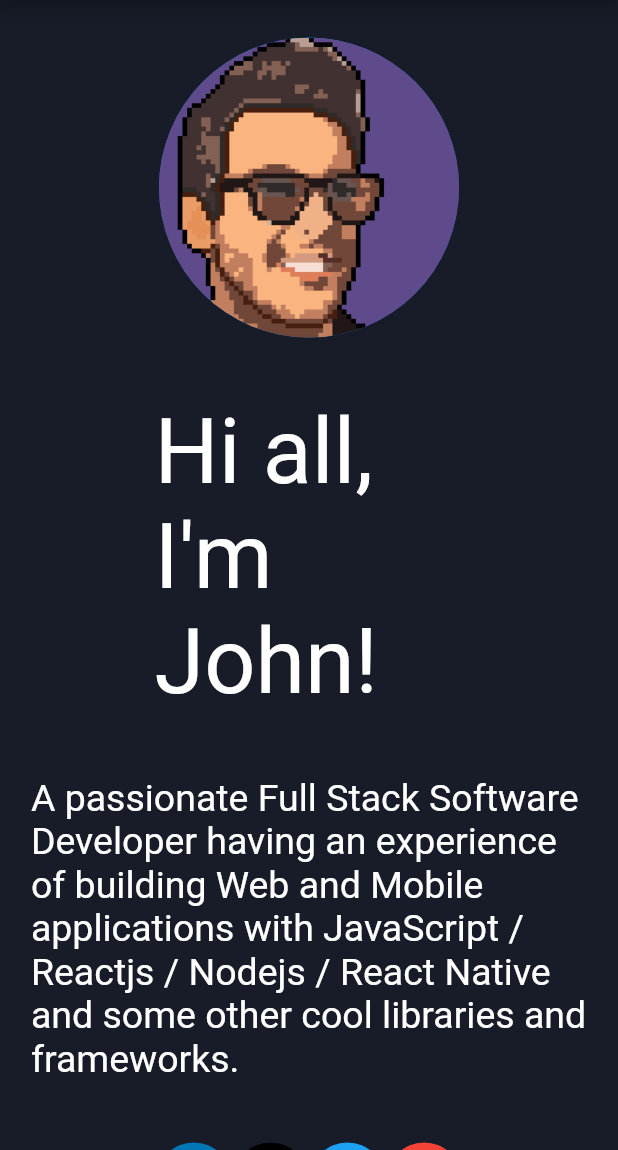
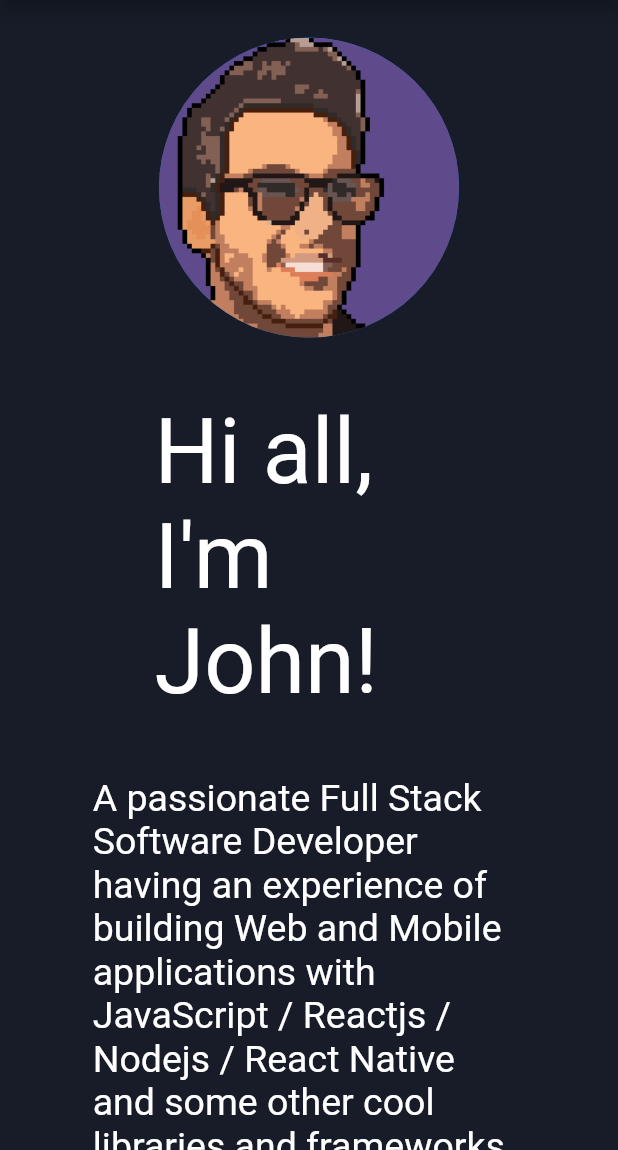
Before and after one commit to coskuncay/flutter_portfolio_web, a Flutter app: the screen it shows after launch, on a phone screen of 412 x 824 dp, the part 86-1236 px from its top. Run offline on Flutter 3.47's test engine with Material 2 defaults, Android fonts, the phone set to English and light mode, and no system bars; drawn by our look-alikes of animated_text_kit; our stand-ins replace line_icons; missing offline and left inert: dart:js; network calls fail; Roboto replaces fonts that are missing (Canterbury).

Commit message:
aboutme responsive done

```diff
--- a/lib/controllers/repo_controller.dart
+++ b/lib/controllers/repo_controller.dart
@@ -14,7 +14,7 @@
       '/',
       queryParameters,
     );
-    final res = await http.post(
+    final res = await http.get(
       url,
     );
     if (res.statusCode == 200) {
--- a/lib/models/repo_model.dart
+++ b/lib/models/repo_model.dart
@@ -25,7 +25,7 @@
   String? image;
   String? language;
   String? languageColor;
-  String? stars;
+  dynamic stars;
   dynamic forks;
   String? website;
 
--- a/lib/pages/about_me_page.dart
+++ b/lib/pages/about_me_page.dart
@@ -53,7 +53,9 @@
         SizedBox(height: screenSize.height * .05),
         Center(
           child: SizedBox(
-            width: screenSize.width * .9,
+            width: ResponsiveWidget.isSmallScreen(context)
+                ? screenSize.width * .7
+                : screenSize.width * .3,
             child: const Text(
               'A passionate Full Stack Software Developer having an experience of building Web and Mobile applications with JavaScript / Reactjs / Nodejs / React Native and some other cool libraries and frameworks.',
               style: TextStyle(
@@ -63,8 +65,12 @@
             ),
           ),
         ),
-        SizedBox(height: screenSize.height * .05),
-        const SocialsWidget(),
+        SizedBox(
+          width: ResponsiveWidget.isSmallScreen(context)
+              ? screenSize.width * .5
+              : screenSize.width * .3,
+          child: SocialsWidget(),
+        ),
         SizedBox(height: screenSize.height * .05),
       ],
     );
--- a/lib/widgets/socials.dart
+++ b/lib/widgets/socials.dart
@@ -1,55 +1,61 @@
 import 'package:flutter/material.dart';
 import 'package:flutter_web_portfolio/utils/responsive.dart';
 import 'package:line_icons/line_icons.dart';
+import 'dart:js' as js;
 
 class SocialsWidget extends StatelessWidget {
-  const SocialsWidget({Key? key}) : super(key: key);
-
+  SocialsWidget({Key? key}) : super(key: key);
+  List socialList = [
+    {
+      'icon': LineIcons.linkedinIn,
+      'color': const Color(0xff0077b5),
+      'link': 'https://www.linkedin.com/in/coskuncayemre/',
+    },
+    {
+      'icon': LineIcons.github,
+      'color': Colors.black,
+      'link': 'https://github.com/coskuncay',
+    },
+    {
+      'icon': LineIcons.twitter,
+      'color': const Color(0xff1DA1F2),
+      'link': 'https://twitter.com/justecdev',
+    },
+  ];
   @override
   Widget build(BuildContext context) {
     var screenSize = MediaQuery.of(context).size;
     return SizedBox(
-      width: ResponsiveWidget.isSmallScreen(context)
-          ? screenSize.width * .5
-          : screenSize.width * .2,
+      height: screenSize.height * .1,
       child: Row(
-        mainAxisAlignment: MainAxisAlignment.spaceEvenly,
-        children: const [
-          CircleAvatar(
-            radius: 25,
-            backgroundColor: Color(0xff0077b5),
-            child: Icon(
-              LineIcons.linkedinIn,
-              size: 30,
-              color: Colors.white,
+        mainAxisAlignment: MainAxisAlignment.center,
+        children: [
+          ListView.separated(
+            shrinkWrap: true,
+            scrollDirection: Axis.horizontal,
+            separatorBuilder: (context, index) => SizedBox(
+              width: ResponsiveWidget.isSmallScreen(context)
+                  ? screenSize.width * .01
+                  : screenSize.width * .01,
             ),
-          ),
-          CircleAvatar(
-            radius: 25,
-            backgroundColor: Colors.black,
-            child: Icon(
-              LineIcons.github,
-              size: 30,
-              color: Colors.white,
-            ),
-          ),
-          CircleAvatar(
-            radius: 25,
-            backgroundColor: Color(0xff1DA1F2),
-            child: Icon(
-              LineIcons.twitter,
-              size: 30,
-              color: Colors.white,
-            ),
-          ),
-          CircleAvatar(
-            radius: 25,
-            backgroundColor: Colors.red,
-            child: Icon(
-              LineIcons.envelope,
-              size: 30,
-              color: Colors.white,
-            ),
+            itemBuilder: (context, index) {
+              return InkWell(
+                onTap: () {
+                  js.context
+                      .callMethod('open', ['${socialList[index]['link']}']);
+                },
+                child: CircleAvatar(
+                  radius: 25,
+                  backgroundColor: socialList[index]['color'],
+                  child: Icon(
+                    socialList[index]['icon'],
+                    size: 30,
+                    color: Colors.white,
+                  ),
+                ),
+              );
+            },
+            itemCount: socialList.length,
           ),
         ],
       ),
```
Also changed, not shown: lib/pages/open_source_page.dart (+12 -10 lines), lib/utils/launcher.dart (deleted, +0 -13 lines), 1 other file.
